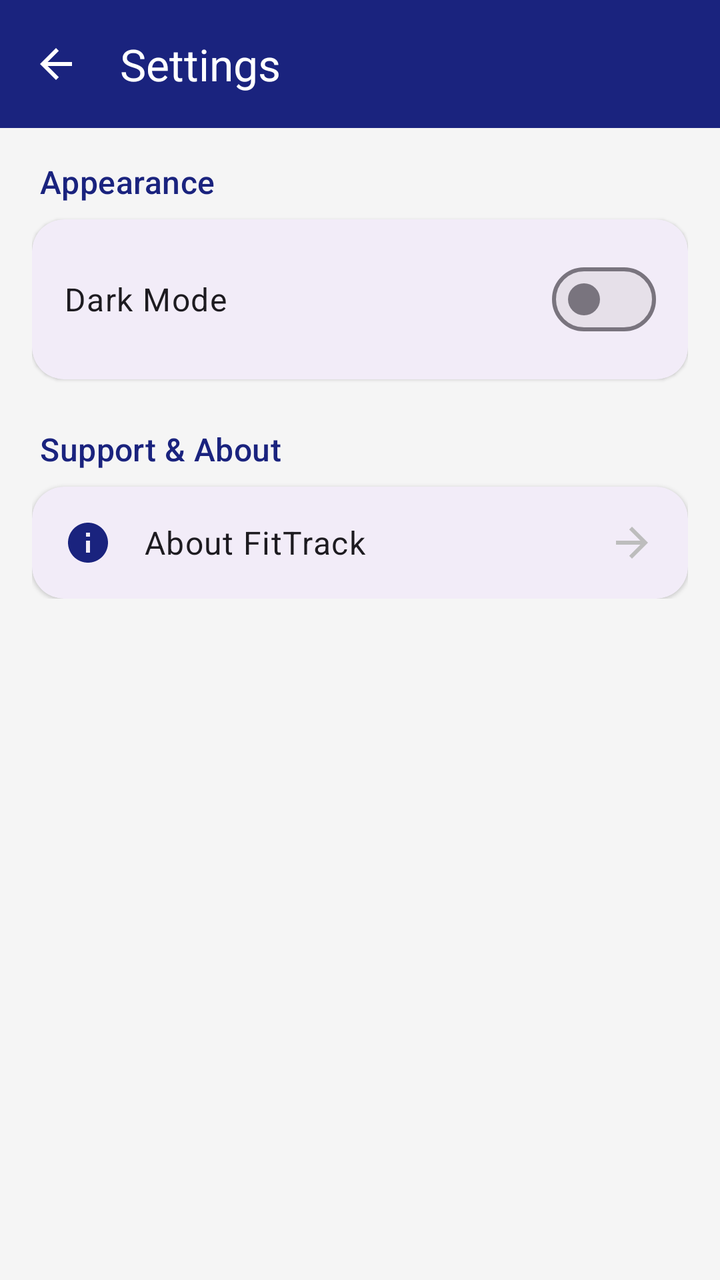
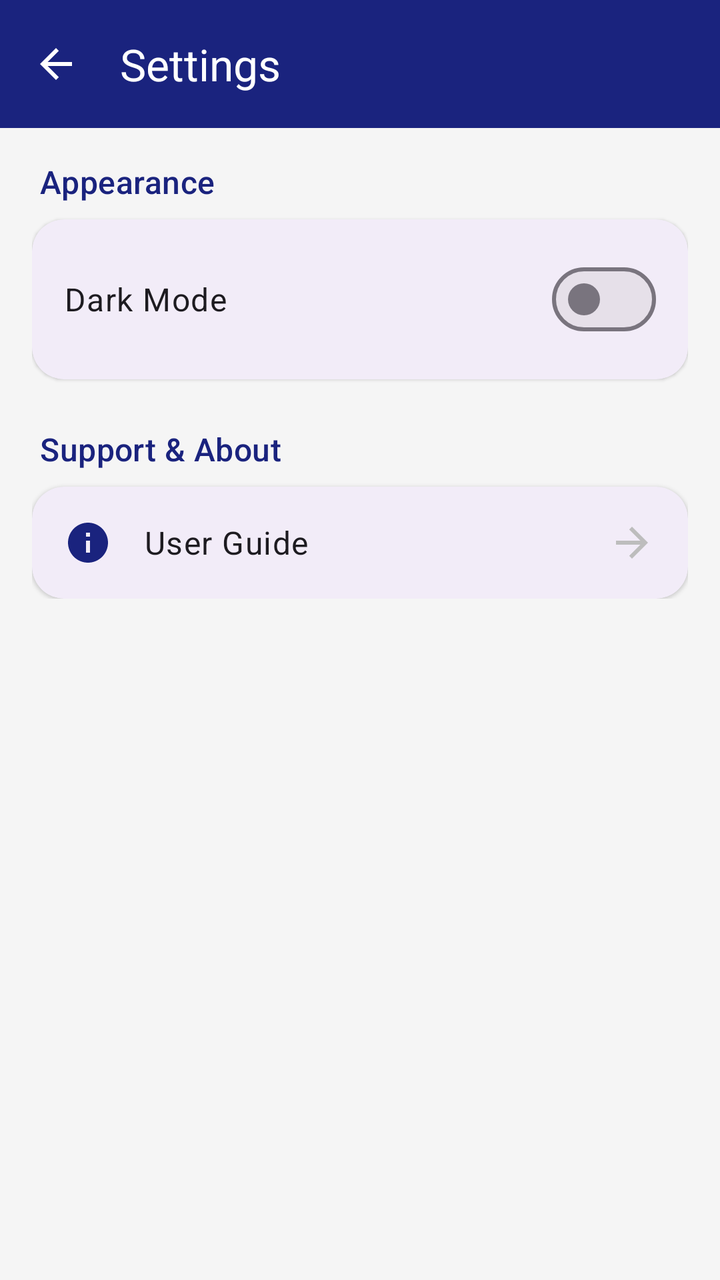

Before-and-after screenshots of an Android layout around one commit, followed by the original layout XML and the change that was made.
<!-- AndroidManifest.xml: activity theme Theme.FitTrack -->
<!-- res/layout/activity_settings.xml -->
<?xml version="1.0" encoding="utf-8"?>
<LinearLayout xmlns:android="http://schemas.android.com/apk/res/android"
    xmlns:app="http://schemas.android.com/apk/res-auto"
    android:layout_width="match_parent"
    android:layout_height="match_parent"
    android:orientation="vertical"
    android:background="?android:attr/windowBackground">

    <com.google.android.material.appbar.MaterialToolbar
        android:id="@+id/toolbar"
        android:layout_width="match_parent"
        android:layout_height="?attr/actionBarSize"
        android:background="?attr/colorPrimary"
        app:navigationIcon="@drawable/ic_back"
        app:navigationIconTint="@color/white"
        app:title="Settings"
        app:titleTextColor="@color/white" />

    <ScrollView
        android:layout_width="match_parent"
        android:layout_height="match_parent">

        <LinearLayout
            android:layout_width="match_parent"
            android:layout_height="wrap_content"
            android:orientation="vertical"
            android:padding="16dp">

            <TextView
                android:layout_width="wrap_content"
                android:layout_height="wrap_content"
                android:text="Appearance"
                android:textAppearance="?attr/textAppearanceTitleMedium"
                android:textColor="?attr/colorPrimary"
                android:layout_marginBottom="8dp"
                android:layout_marginStart="4dp"/>

            <com.google.android.material.card.MaterialCardView
                android:layout_width="match_parent"
                android:layout_height="wrap_content"
                android:layout_marginBottom="24dp"
                app:cardCornerRadius="16dp"
                app:cardElevation="1dp"
                app:strokeWidth="0dp">

                <LinearLayout
                    android:layout_width="match_parent"
                    android:layout_height="wrap_content"
                    android:orientation="vertical"
                    android:padding="16dp">

                    <LinearLayout
                        android:layout_width="match_parent"
                        android:layout_height="wrap_content"
                        android:gravity="center_vertical"
                        android:orientation="horizontal">

                        <TextView
                            android:layout_width="0dp"
                            android:layout_height="wrap_content"
                            android:layout_weight="1"
                            android:text="Dark Mode"
                            android:textAppearance="?attr/textAppearanceBodyLarge" />

                        <com.google.android.material.materialswitch.MaterialSwitch
                            android:id="@+id/switch_dark_mode"
                            android:layout_width="wrap_content"
                            android:layout_height="wrap_content" />
                    </LinearLayout>
                </LinearLayout>
            </com.google.android.material.card.MaterialCardView>

            <TextView
                android:layout_width="wrap_content"
                android:layout_height="wrap_content"
                android:text="Support &amp; About"
                android:textAppearance="?attr/textAppearanceTitleMedium"
                android:textColor="?attr/colorPrimary"
                android:layout_marginBottom="8dp"
                android:layout_marginStart="4dp"/>

            <com.google.android.material.card.MaterialCardView
                android:layout_width="match_parent"
                android:layout_height="wrap_content"
                app:cardCornerRadius="16dp"
                app:cardElevation="1dp"
                app:strokeWidth="0dp">

                <LinearLayout
                    android:layout_width="match_parent"
                    android:layout_height="wrap_content"
                    android:orientation="vertical">

                    <LinearLayout
                        android:id="@+id/btn_about_us"
                        android:layout_width="match_parent"
                        android:layout_height="wrap_content"
                        android:background="?attr/selectableItemBackground"
                        android:clickable="true"
                        android:focusable="true"
                        android:gravity="center_vertical"
                        android:orientation="horizontal"
                        android:padding="16dp">

                        <ImageView
                            android:layout_width="24dp"
                            android:layout_height="24dp"
                            android:src="@drawable/ic_info"
                            app:tint="?attr/colorPrimary" />

                        <TextView
                            android:layout_width="0dp"
                            android:layout_height="wrap_content"
                            android:layout_marginStart="16dp"
                            android:layout_weight="1"
                            android:text="About FitTrack"
                            android:textAppearance="?attr/textAppearanceBodyLarge" />

                        <ImageView
                            android:layout_width="24dp"
                            android:layout_height="24dp"
                            android:src="@drawable/ic_back"
                            android:rotation="180"
                            app:tint="#BDBDBD" />
                    </LinearLayout>
                </LinearLayout>
            </com.google.android.material.card.MaterialCardView>
        </LinearLayout>
    </ScrollView>
</LinearLayout>
<!-- resources referenced by this layout -->
<resources>
  <color name="white">#FFFFFFFF</color>
  <!-- drawable ic_back (drawable) -->
  <vector xmlns:android="http://schemas.android.com/apk/res/android"
      android:width="24dp"
      android:height="24dp"
      android:viewportWidth="24"
      android:viewportHeight="24"
      android:tint="#FFFFFF">
    <path
        android:fillColor="@android:color/white"
        android:pathData="M20,11H7.83l5.59,-5.59L12,4l-8,8 8,8 1.41,-1.41L7.83,13H20v-2z"/>
  </vector>
  <!-- drawable ic_info (drawable) -->
  <vector xmlns:android="http://schemas.android.com/apk/res/android"
      android:width="24dp"
      android:height="24dp"
      android:viewportWidth="24"
      android:viewportHeight="24">
    <path
        android:fillColor="#FF000000"
        android:pathData="M12,2C6.48,2 2,6.48 2,12C2,17.52 6.48,22 12,22C17.52,22 22,17.52 22,12C22,6.48 17.52,2 12,2M13,17H11V11H13V17M13,9H11V7H13V9Z"/>
  </vector>
  <style name="Theme.FitTrack" parent="Theme.Material3.DayNight.NoActionBar">
          
          <item name="colorPrimary">@color/primary_blue</item>
          <item name="colorOnPrimary">@color/white</item>
          <item name="colorPrimaryContainer">@color/primary_blue_light</item>
          <item name="colorOnPrimaryContainer">@color/white</item>
          
          <item name="colorSecondary">@color/accent_green</item>
          <item name="colorOnSecondary">@color/black</item>
  
          
          <item name="android:statusBarColor">?attr/colorPrimaryVariant</item>
  
          
          <item name="android:windowBackground">@color/background_light</item>
      </style>
  <color name="primary_blue">#1A237E</color>
  <color name="primary_blue_light">#534BAE</color>
  <color name="accent_green">#00E676</color>
  <color name="black">#FF000000</color>
  <color name="background_light">#F5F5F5</color>
</resources>

<!-- the commit's change to res/layout/activity_settings.xml (unified diff, before → after) -->
@@ -113,7 +113,7 @@
                             android:layout_height="wrap_content"
                             android:layout_marginStart="16dp"
                             android:layout_weight="1"
-                            android:text="About FitTrack"
+                            android:text="User Guide"
                             android:textAppearance="?attr/textAppearanceBodyLarge" />
 
                         <ImageView
